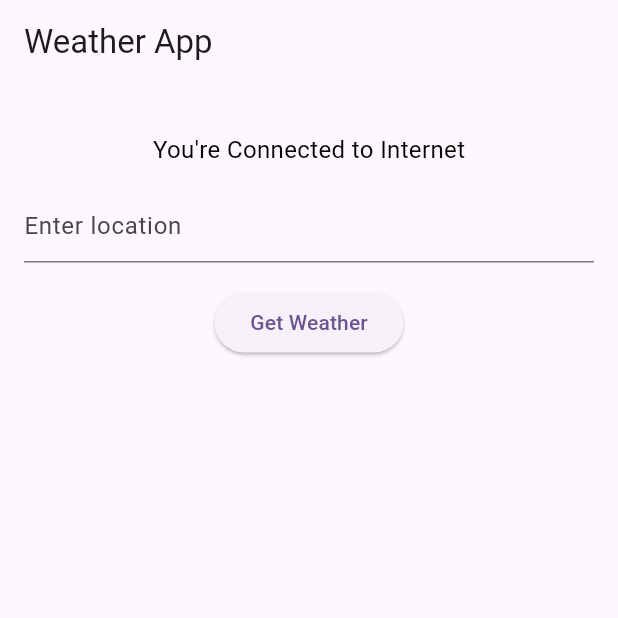
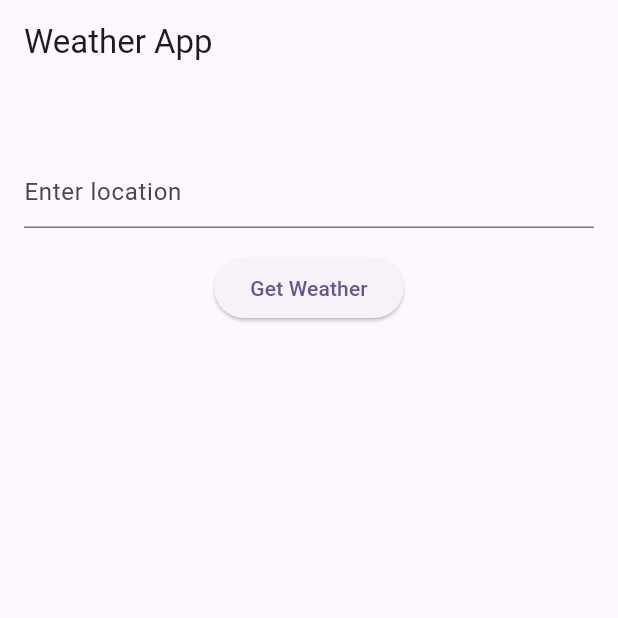
Before and after one commit to Dipak4523/WeatherApp, a Flutter app: the screen it shows after launch, on a phone screen of 412 x 824 dp, the top half of it. Run offline on Flutter 3.47's test engine with Material 3 defaults, Android fonts, the phone set to English and light mode, and no system bars; our stand-ins replace connectivity_plus, flutter_bloc.

Commit message:
-minor fixes

```diff
--- a/lib/pages/weather_screen.dart
+++ b/lib/pages/weather_screen.dart
@@ -33,7 +33,7 @@ class _WeatherScreenState extends State<WeatherScreen> {
                 if (state is NetworkFailure) {
                   return const Text("No Internet Connection",style: TextStyle(fontSize: 16,color: Colors.black),);
                 } else if (state is NetworkSuccess) {
-                  return const Text("You're Connected to Internet",style: TextStyle(fontSize: 16,color: Colors.black));
+                  return const SizedBox.shrink();
                 } else {
                   return const SizedBox.shrink();
                 }
```
